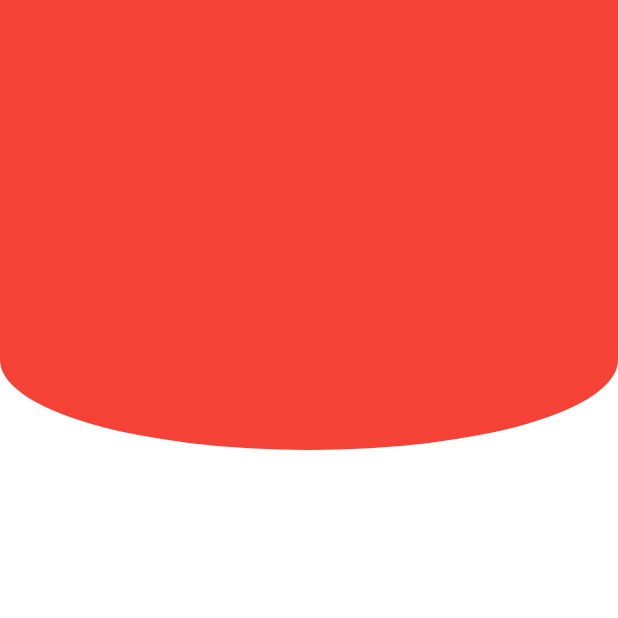
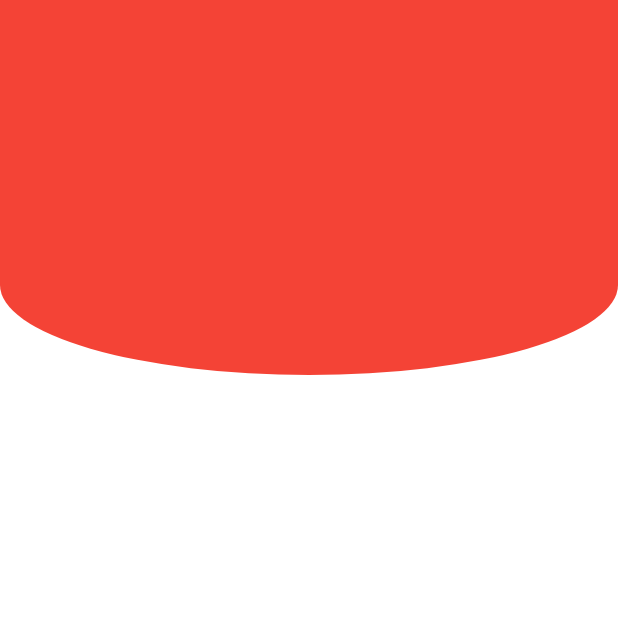
Before and after one commit to turlvo/stackoverflow, a Flutter app: the screen it shows after launch, on a phone screen of 412 x 824 dp, the top half of it. Run offline on Flutter 3.47's test engine with Material 2 defaults, Android fonts, the phone set to English and light mode, and no system bars.

Commit message:
modified solution

```diff
--- a/lib/main.dart
+++ b/lib/main.dart
@@ -26,9 +26,6 @@ class SampleExample extends StatelessWidget {
       body: Stack(
         children: [
           Container(
-            height: 300,
-            width: MediaQuery.of(context).size.width,
-            child: Container(
             height: 250.0,
             decoration: BoxDecoration(
               color: Colors.red,
@@ -37,13 +34,8 @@ class SampleExample extends StatelessWidget {
                       MediaQuery.of(context).size.width, 120.0)),
             ),
           ),
-          ),
         ],
       ),
     );
   }
-
-  Widget _buildBody() {
-    return Container();
 }
-}
```
Lines whose indentation alone changed are shown as unchanged.
